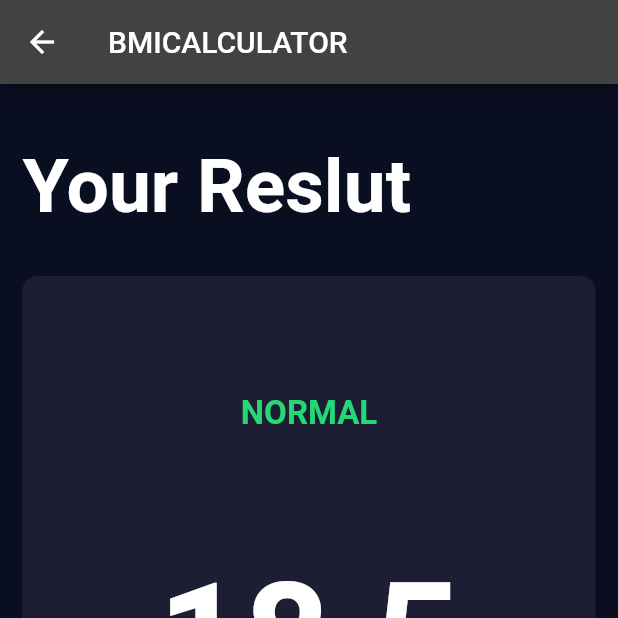
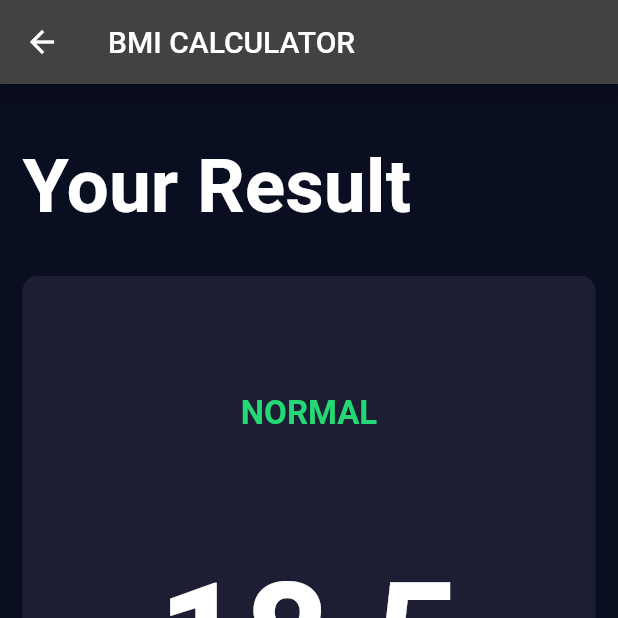
Before and after one commit to eyob31/BMI, a Flutter app: the screen it shows after launch, after a tap on "CALCULATE", on a phone screen of 412 x 824 dp, the top half of it. Run offline on Flutter 3.47's test engine with Material 2 defaults, Android fonts, the phone set to English and light mode, and no system bars; our stand-ins replace font_awesome_flutter.

Commit message:
Changed the App icon and Name

```diff
--- a/lib/screens/calculator_screen.dart
+++ b/lib/screens/calculator_screen.dart
@@ -67,7 +67,7 @@ class _CalculatorScreenState extends State<CalculatorScreen> {
                       ? kActiveCardColor
                       : kInactiveCardColor,
                   cardChild: const IconContent(
-                      icon: FontAwesomeIcons.mars, label: 'Female'),
+                      icon: FontAwesomeIcons.venusMars, label: 'Female'),
                 ),
               ),
             ],
--- a/lib/screens/result_screen.dart
+++ b/lib/screens/result_screen.dart
@@ -19,7 +19,7 @@ class ResultPage extends StatelessWidget {
   Widget build(BuildContext context) {
     return Scaffold(
         appBar: AppBar(
-          title: const Text('BMICALCULATOR'),
+          title: const Text('BMI CALCULATOR'),
         ),
         body: Column(
             mainAxisAlignment: MainAxisAlignment.spaceEvenly,
@@ -31,7 +31,7 @@ class ResultPage extends StatelessWidget {
                 padding: const EdgeInsets.all(15.0),
                 alignment: Alignment.bottomLeft,
                 child: const Text(
-                  'Your Reslut',
+                  'Your Result',
                   style: kTitleTextStyle,
                 ),
               )),
--- a/pubspec.yaml
+++ b/pubspec.yaml
@@ -35,6 +35,7 @@ dependencies:
   # The following adds the Cupertino Icons font to your application.
   # Use with the CupertinoIcons class for iOS style icons.
   cupertino_icons: ^1.0.2
+  flutter_launcher_icons: ^0.13.1
 
 dev_dependencies:
   flutter_test:
@@ -47,6 +48,9 @@ dev_dependencies:
   # rules and activating additional ones.
   flutter_lints: ^2.0.0
   font_awesome_flutter: ^10.4.0
+flutter_icons:
+  android: true
+  image_path: "assets/BMI_logo.svg.png"
 
 # For information on the generic Dart part of this file, see the
 # following page: https://dart.dev/tools/pub/pubspec
```
Also changed, not shown: assets/BMI_logo.svg.png (added), pubspec.lock, 6 other files.
